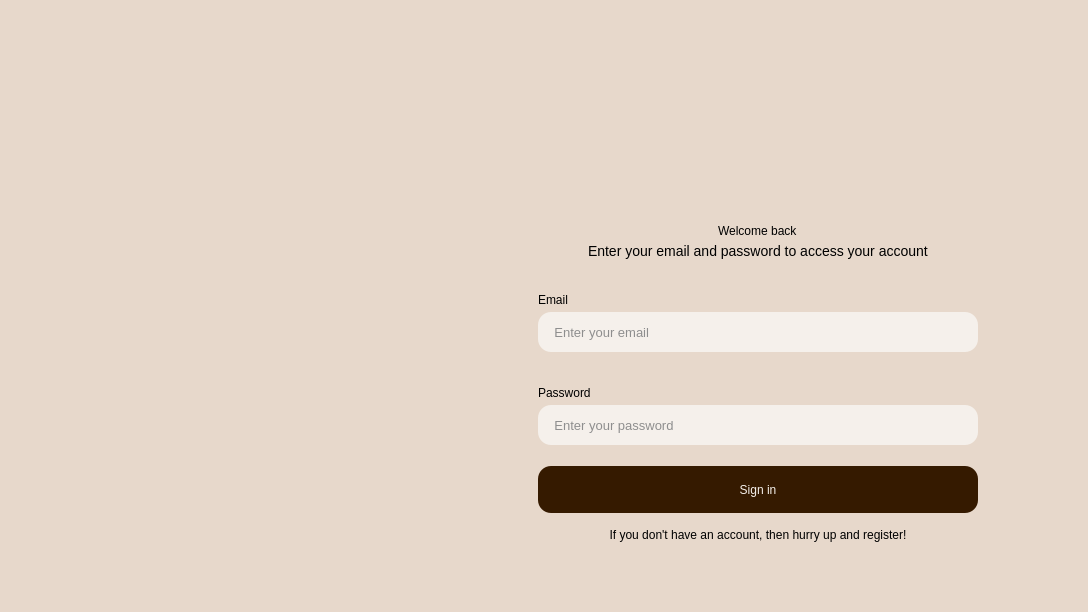
First picture: the form in application/entering_window.ui, repository redm0unt/OurCafe, before the edit.
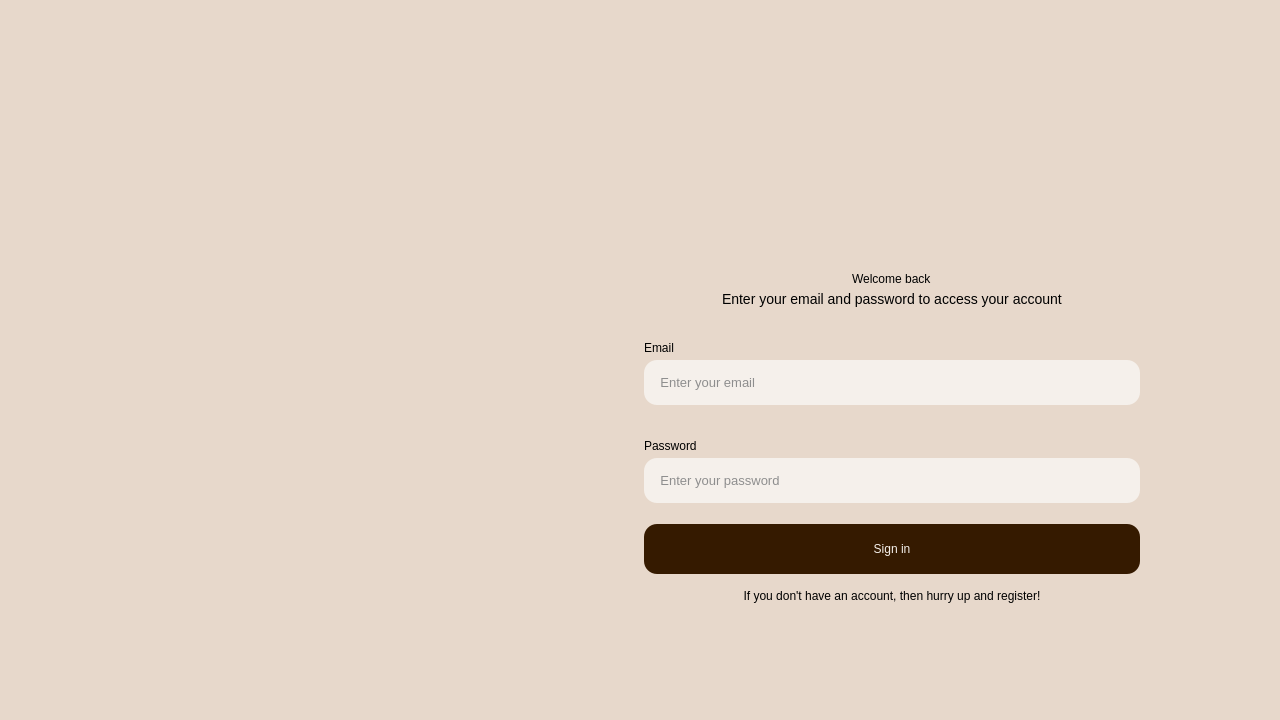
Second picture: the form after the edit. Icons and pictures are not drawn.

Commit message: Change size of Authorization window

Patch:
```diff
--- a/application/entering_window.ui
+++ b/application/entering_window.ui
@@ -6,8 +6,8 @@
    <rect>
     <x>0</x>
     <y>0</y>
-    <width>1088</width>
-    <height>612</height>
+    <width>1280</width>
+    <height>720</height>
    </rect>
   </property>
   <property name="sizePolicy">
@@ -18,14 +18,14 @@
   </property>
   <property name="minimumSize">
    <size>
-    <width>1088</width>
-    <height>612</height>
+    <width>1280</width>
+    <height>720</height>
    </size>
   </property>
   <property name="maximumSize">
    <size>
-    <width>1088</width>
-    <height>612</height>
+    <width>1280</width>
+    <height>720</height>
    </size>
   </property>
   <property name="windowTitle">
@@ -104,8 +104,8 @@
          </property>
          <property name="minimumSize">
           <size>
-           <width>380</width>
-           <height>510</height>
+           <width>450</width>
+           <height>603</height>
           </size>
          </property>
          <property name="styleSheet">
@@ -126,13 +126,13 @@
       </property>
       <property name="minimumSize">
        <size>
-        <width>660</width>
+        <width>776</width>
         <height>0</height>
        </size>
       </property>
       <property name="maximumSize">
        <size>
-        <width>660</width>
+        <width>776</width>
         <height>16777215</height>
        </size>
       </property>
@@ -151,13 +151,13 @@
         <number>0</number>
        </property>
        <property name="leftMargin">
-        <number>110</number>
+        <number>140</number>
        </property>
        <property name="topMargin">
         <number>0</number>
        </property>
        <property name="rightMargin">
-        <number>110</number>
+        <number>140</number>
        </property>
        <property name="bottomMargin">
         <number>0</number>
@@ -305,7 +305,7 @@
          <property name="minimumSize">
           <size>
            <width>0</width>
-           <height>40</height>
+           <height>45</height>
           </size>
          </property>
          <property name="styleSheet">
@@ -367,7 +367,7 @@
          <property name="minimumSize">
           <size>
            <width>0</width>
-           <height>40</height>
+           <height>45</height>
           </size>
          </property>
          <property name="styleSheet">
@@ -403,7 +403,7 @@
          <property name="minimumSize">
           <size>
            <width>0</width>
-           <height>47</height>
+           <height>50</height>
           </size>
          </property>
          <property name="cursor">
```
Left out of the diff: 2 changed lines with no effect on the pictures.
